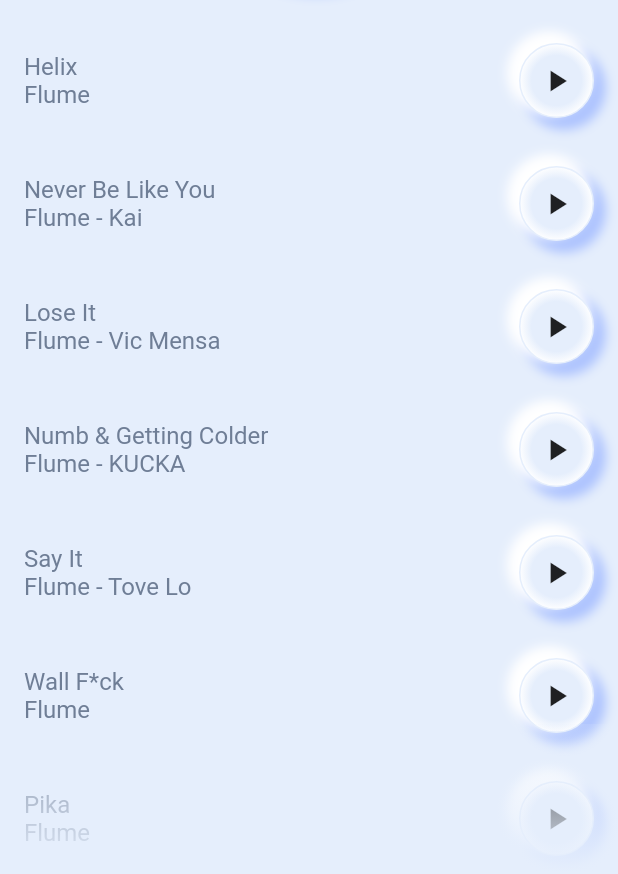
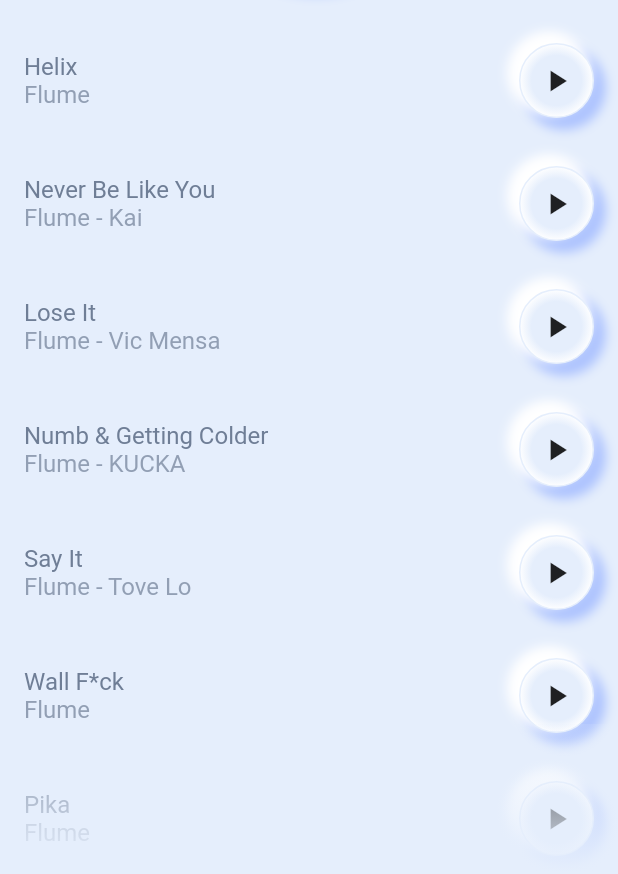
Before and after one commit to mistrypavankumar/flutter_music_app, a Flutter app: the screen it shows after launch, on a phone screen of 412 x 824 dp, the part 362-1236 px from its top. Run offline on Flutter 3.47's test engine with Material 2 defaults, Android fonts, the phone set to English and light mode, and no system bars.

Commit message:
Styled text in list

```diff
--- a/lib/pages/list_page.dart
+++ b/lib/pages/list_page.dart
@@ -86,7 +86,7 @@ class _ListPageState extends State<ListPage> {
                               Text(
                                 _list[index].album,
                                 style: TextStyle(
-                                  color: AppColors.styleColor,
+                                  color: AppColors.styleColor.withOpacity(0.7),
                                   fontSize: 16,
                                 ),
                               ),
```
